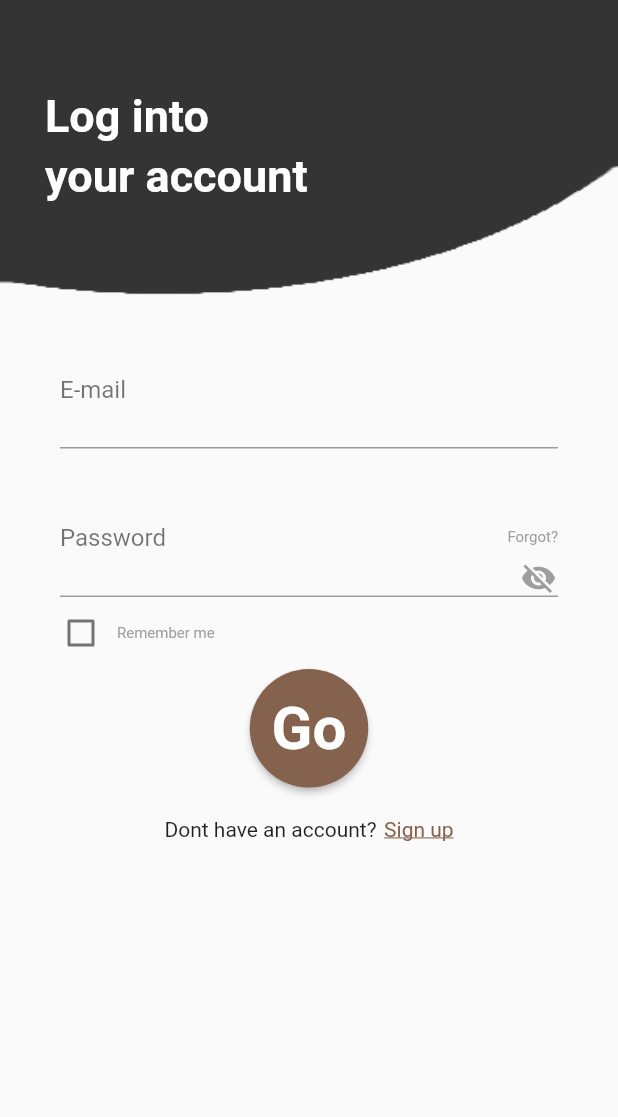
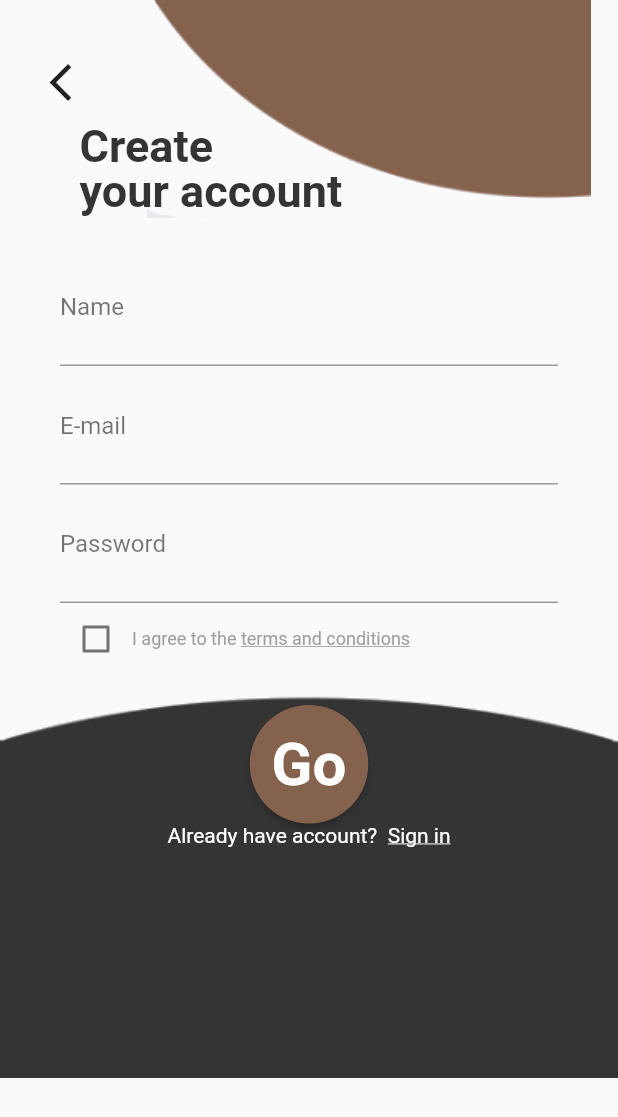
Before and after one commit to Christiann12/messagingApp, a Flutter app: the screen it shows after launch, on a phone screen of 412 x 824 dp. Shown: the top 1117 px of the screen. Run offline on Flutter 3.47's test engine with Material 2 defaults, Android fonts, the phone set to English and light mode, and no system bars; our stand-ins replace cloud_firestore, firebase_auth; accounts and stored records are empty.

Commit message:
feat: Registration UI
Made Registration UI

```diff
--- a/lib/classes/constants.dart
+++ b/lib/classes/constants.dart
@@ -5,3 +5,6 @@ const ktitleTextStyle =
 const kinputTextStyle = TextStyle(color: Color(0x8A000000), fontSize: 16.0);
 const kgobutton = Color(0xFF85624E);
 const kbuttontxtstyle = TextStyle(fontSize: 40.0, fontWeight: FontWeight.bold);
+
+const ktitleTextStyleRegister = TextStyle(
+    fontSize: 30.0, color: Color(0XFF343434), fontWeight: FontWeight.bold);
--- /dev/null
+++ b/lib/screens/registerui.dart
@@ -0,0 +1,216 @@
+import 'package:flutter/material.dart';
+import 'package:messagingapp/classes/constants.dart';
+
+class RegisterUi extends StatefulWidget {
+  @override
+  _RegisterUiState createState() => _RegisterUiState();
+}
+
+class _RegisterUiState extends State<RegisterUi> {
+  bool checkBoxValue = false;
+  @override
+  Widget build(BuildContext context) {
+    return Scaffold(
+      body: SingleChildScrollView(
+        child: SafeArea(
+          child: Column(
+            children: <Widget>[
+              Container(
+                height: 145.0,
+                child: Stack(
+                  children: <Widget>[
+                    Container(
+                      padding: EdgeInsets.only(left: 80.0),
+                      child: Image(
+                        image: AssetImage('images/register(upperpart).png'),
+                      ),
+                    ),
+                    Positioned(
+                      top: 40.0,
+                      left: 15.0,
+                      child: Icon(
+                        Icons.arrow_back_ios,
+                        size: 30.0,
+                      ),
+                    ),
+                    Positioned(
+                      top: 80.0,
+                      left: 35.0,
+                      child: Text(
+                        'Create',
+                        style: ktitleTextStyleRegister,
+                      ),
+                    ),
+                    Positioned(
+                      top: 110.0,
+                      left: 35.0,
+                      child: Text(
+                        'your account',
+                        style: ktitleTextStyleRegister,
+                      ),
+                    ),
+                  ],
+                ),
+              ),
+              Container(
+                margin: EdgeInsets.only(
+                  top: 50.0,
+                  left: 40.0,
+                  right: 40.0,
+                ),
+                child: Column(
+                  crossAxisAlignment: CrossAxisAlignment.start,
+                  children: <Widget>[
+                    Text(
+                      'Name',
+                      style: kinputTextStyle,
+                    ),
+                    Container(
+                      height: 30.0,
+                      child: TextField(
+                        decoration: InputDecoration(
+                          border: UnderlineInputBorder(),
+                        ),
+                      ),
+                    )
+                  ],
+                ),
+              ),
+              Container(
+                margin: EdgeInsets.only(
+                  top: 30.0,
+                  left: 40.0,
+                  right: 40.0,
+                ),
+                child: Column(
+                  crossAxisAlignment: CrossAxisAlignment.start,
+                  children: <Widget>[
+                    Text(
+                      'E-mail',
+                      style: kinputTextStyle,
+                    ),
+                    Container(
+                      height: 30.0,
+                      child: TextField(
+                        decoration: InputDecoration(
+                          border: UnderlineInputBorder(),
+                        ),
+                      ),
+                    )
+                  ],
+                ),
+              ),
+              Container(
+                margin: EdgeInsets.only(
+                  top: 30.0,
+                  left: 40.0,
+                  right: 40.0,
+                ),
+                child: Column(
+                  crossAxisAlignment: CrossAxisAlignment.start,
+                  children: <Widget>[
+                    Row(
+                      mainAxisAlignment: MainAxisAlignment.spaceBetween,
+                      children: <Widget>[
+                        Text(
+                          'Password',
+                          style: kinputTextStyle,
+                        ),
+                      ],
+                    ),
+                    Container(
+                      height: 30.0,
+                      child: TextField(
+                        obscureText: true,
+                        decoration: InputDecoration(
+                          border: UnderlineInputBorder(),
+                        ),
+                      ),
+                    ),
+                    Padding(
+                      padding: const EdgeInsets.only(left: 0.0),
+                      child: Row(
+                        children: <Widget>[
+                          Checkbox(
+                              value: checkBoxValue,
+                              activeColor: Colors.blue,
+                              onChanged: (bool newValue) {
+                                setState(() {
+                                  checkBoxValue = newValue;
+                                });
+                              }),
+                          Row(
+                            children: <Widget>[
+                              Text(
+                                'I agree to the ',
+                                style: TextStyle(
+                                    color: Colors.grey, fontSize: 12.0),
+                              ),
+                              Text(
+                                'terms and conditions ',
+                                style: TextStyle(
+                                    color: Colors.grey,
+                                    fontSize: 12.0,
+                                    decoration: TextDecoration.underline),
+                              ),
+                            ],
+                          )
+                        ],
+                      ),
+                    ),
+                  ],
+                ),
+              ),
+              Stack(
+                children: <Widget>[
+                  Container(
+                    child: Image(
+                      image: AssetImage('images/register(lowerpart).png'),
+                    ),
+                  ),
+                  Positioned(
+                    child: Row(
+                      mainAxisAlignment: MainAxisAlignment.center,
+                      crossAxisAlignment: CrossAxisAlignment.center,
+                      children: <Widget>[
+                        Padding(
+                          padding: const EdgeInsets.only(top: 20.0),
+                          child: Column(
+                            children: <Widget>[
+                              MaterialButton(
+                                height: 50.0,
+                                onPressed: () {},
+                                color: kgobutton,
+                                textColor: Colors.white,
+                                child: Text('Go', style: kbuttontxtstyle),
+                                padding: EdgeInsets.all(16),
+                                shape: CircleBorder(),
+                              ),
+                              Row(
+                                children: <Widget>[
+                                  Text(
+                                    'Already have account?  ',
+                                    style: TextStyle(color: Colors.white),
+                                  ),
+                                  Text('Sign in',
+                                      style: TextStyle(
+                                          color: Colors.white,
+                                          decoration:
+                                              TextDecoration.underline)),
+                                ],
+                              )
+                            ],
+                          ),
+                        ),
+                      ],
+                    ),
+                  ),
+                ],
+              )
+            ],
+          ),
+        ),
+      ),
+    );
+  }
+}
--- a/lib/wrapper.dart
+++ b/lib/wrapper.dart
@@ -1,6 +1,7 @@
 import 'package:flutter/material.dart';
 import 'package:messagingapp/screens/homescreen.dart';
 import 'package:messagingapp/screens/login.dart';
+import 'package:messagingapp/screens/registerui.dart';
 import 'package:provider/provider.dart';
 import 'classes/user.dart';
 
@@ -12,9 +13,8 @@ class Wrapper extends StatefulWidget {
 class _WrapperState extends State<Wrapper> {
   @override
   Widget build(BuildContext context) {
-
     final user = Provider.of<User>(context);
 
-    return user != null ? Homescreen(): Login();
+    return user != null ? Homescreen() : RegisterUi(); //Login();
   }
 }
```
Also changed, not shown: lib/main.dart (+3 -5 lines), images/register(lowerpart).png (added), images/register(upperpart).png (added).
